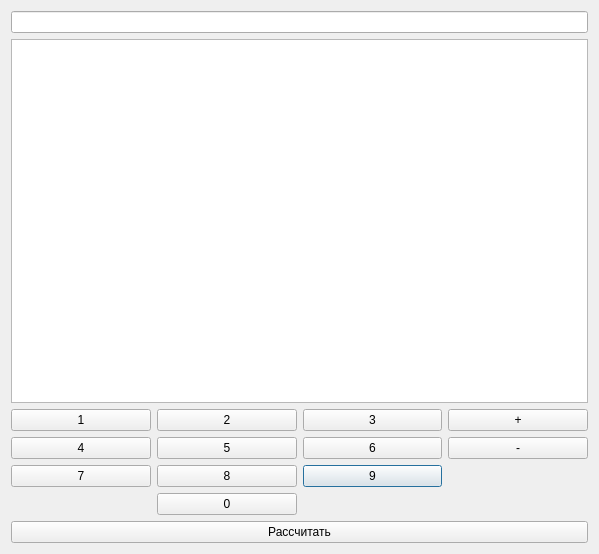
Above: dialog.ui from aspadonet/QtCalc before the change. Below: the same form after it.
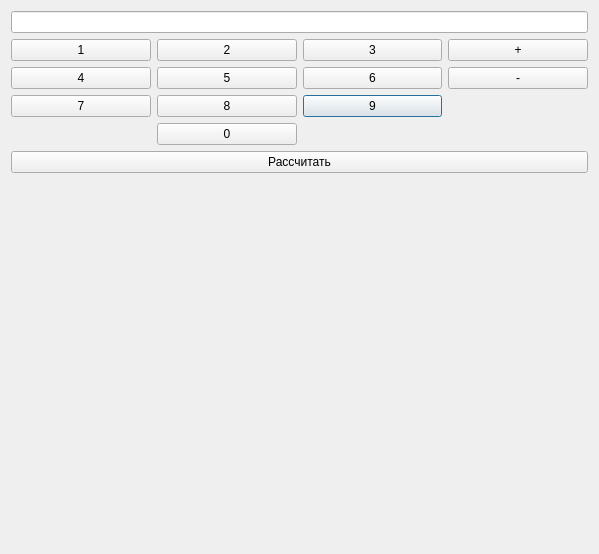
That is the form after the change.

```diff
--- a/dialog.ui
+++ b/dialog.ui
@@ -17,10 +17,7 @@
    <item>
     <layout class="QVBoxLayout" name="verticalLayout">
      <item>
-      <widget class="QLineEdit" name="lineEdit"/>
-     </item>
-     <item>
-      <widget class="QListWidget" name="listWidget"/>
+      <widget class="QLineEdit" name="leInput"/>
      </item>
      <item>
       <layout class="QGridLayout" name="gridLayout">
@@ -117,6 +114,19 @@
        </property>
       </widget>
      </item>
+     <item>
+      <spacer name="verticalSpacer">
+       <property name="orientation">
+        <enum>Qt::Vertical</enum>
+       </property>
+       <property name="sizeHint" stdset="0">
+        <size>
+         <width>20</width>
+         <height>40</height>
+        </size>
+       </property>
+      </spacer>
+     </item>
     </layout>
    </item>
   </layout>
```
Left out of the diff: 26 changed lines with no effect on the pictures.
